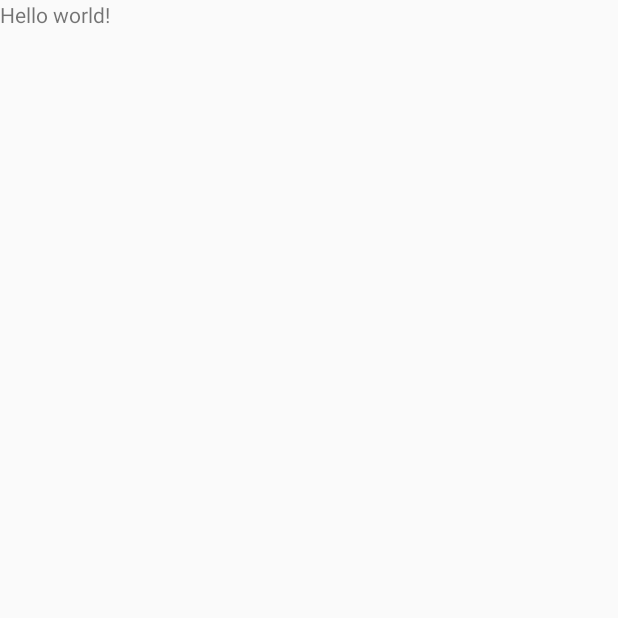
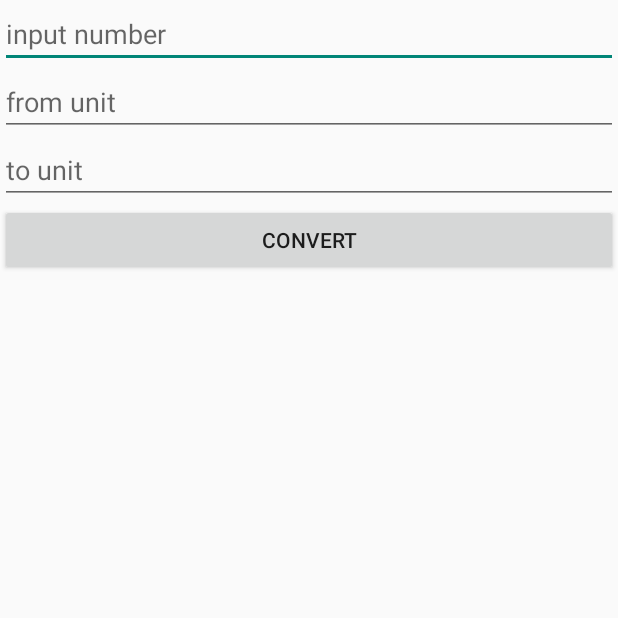
Before and after one commit to krzysiekz/UnitConverter, an Android app: the screen it shows after launch (MainActivity), on a phone screen of 412 x 824 dp, the top half of it. Before the commit the part shown is almost empty. Run offline under Robolectric (Android 15) with nearby library versions, the phone set to English and light mode, and no system bars.

Commit message:
tdd continuous

```diff
--- a/app/build.gradle
+++ b/app/build.gradle
@@ -42,6 +42,7 @@ dependencies {
     testCompile 'org.robolectric:robolectric:3.0-rc3'
     testCompile 'junit:junit:4.12'
     testCompile 'org.assertj:assertj-core:1.7.1'
+    testCompile 'org.mockito:mockito-all:1.10.19'
 
     compile project(':core')
 }
--- a/app/src/main/java/com/krzysiekz/unitconverter/app/MainActivity.java
+++ b/app/src/main/java/com/krzysiekz/unitconverter/app/MainActivity.java
@@ -4,12 +4,65 @@ import android.app.Activity;
 import android.os.Bundle;
 import android.view.Menu;
 import android.view.MenuItem;
+import android.view.View;
+import android.widget.Button;
+import android.widget.EditText;
+import com.krzysiekz.unitconverter.core.UnitConverter;
+import com.krzysiekz.unitconverter.core.view.UnitConverterView;
 
-public class MainActivity extends Activity {
+public class MainActivity extends Activity implements UnitConverterView {
+
+    private Button button;
+    private EditText textInput;
+    private EditText fromUnit;
+    private EditText toUnit;
+
+    private UnitConverter unitConverter;
 
     @Override
     protected void onCreate(Bundle savedInstanceState) {
         super.onCreate(savedInstanceState);
         setContentView(R.layout.activity_main);
+        unitConverter = new UnitConverter(this);
+
+        setUp();
+
+        button.setOnClickListener(new View.OnClickListener() {
+            public void onClick(View v) {
+                unitConverter.convert();
+            }
+        });
     }
+
+    private void setUp() {
+        button = (Button) findViewById(R.id.convert_button);
+        textInput = (EditText) findViewById(R.id.input_number);
+        fromUnit = (EditText) findViewById(R.id.from_unit);
+        toUnit = (EditText) findViewById(R.id.to_unit);
+    }
+
+    void setUnitConverter(UnitConverter unitConverter) {
+        this.unitConverter = unitConverter;
+    }
+
+    UnitConverter getUnitConverter() {
+        return unitConverter;
+    }
+    @Override
+    public Double getInputNumber() {
+        return Double.parseDouble(textInput.getText().toString());
+    }
+    @Override
+    public String getFromUnit() {
+        return fromUnit.getText().toString();
+    }
+    @Override
+    public String getToUnit() {
+        return toUnit.getText().toString();
+    }
+    @Override
+    public void showResult(double result) {}
+
+    @Override
+    public void showConversionNotSupported() {}
 }
--- a/app/src/main/res/layout/activity_main.xml
+++ b/app/src/main/res/layout/activity_main.xml
@@ -4,9 +4,30 @@
     android:layout_height="match_parent"
     tools:context="${relativePackage}.${activityClass}">
 
-    <TextView
-        android:text="@string/hello_world"
-        android:layout_width="wrap_content"
-        android:layout_height="wrap_content" />
-
+    <Button
+            android:layout_width="wrap_content"
+            android:layout_height="wrap_content"
+            android:text="@string/convertButtonText"
+            android:id="@+id/convert_button"
+            android:layout_below="@+id/to_unit" android:layout_alignParentStart="true"
+            android:layout_alignParentEnd="true"/>
+    <EditText
+            android:layout_width="wrap_content"
+            android:layout_height="wrap_content"
+            android:inputType="numberDecimal"
+            android:ems="10"
+            android:id="@+id/input_number"
+            android:layout_alignParentTop="true" android:layout_alignParentStart="true"
+            android:layout_alignParentEnd="true" android:hint="@string/input_numer_hint"/>
+    <EditText
+            android:layout_width="wrap_content"
+            android:layout_height="wrap_content"
+            android:id="@+id/from_unit"
+            android:layout_below="@+id/input_number" android:layout_alignParentStart="true"
+            android:layout_alignParentEnd="true" android:inputType="text" android:hint="@string/from_unit_hint"/>
+    <EditText
+            android:layout_width="wrap_content"
+            android:layout_height="wrap_content"
+            android:id="@+id/to_unit" android:layout_below="@+id/from_unit" android:layout_alignParentStart="true"
+            android:layout_alignParentEnd="true" android:inputType="text" android:hint="@string/to_unit_hint"/>
 </RelativeLayout>
--- a/app/src/main/res/values/strings.xml
+++ b/app/src/main/res/values/strings.xml
@@ -1,4 +1,8 @@
 <resources>
     <string name="app_name">UnitConverter</string>
     <string name="hello_world">Hello world!</string>
+    <string name="convertButtonText">Convert</string>
+    <string name="input_numer_hint">input number</string>
+    <string name="from_unit_hint">from unit</string>
+    <string name="to_unit_hint">to unit</string>
 </resources>
```
Also changed, not shown: 1 other file.
